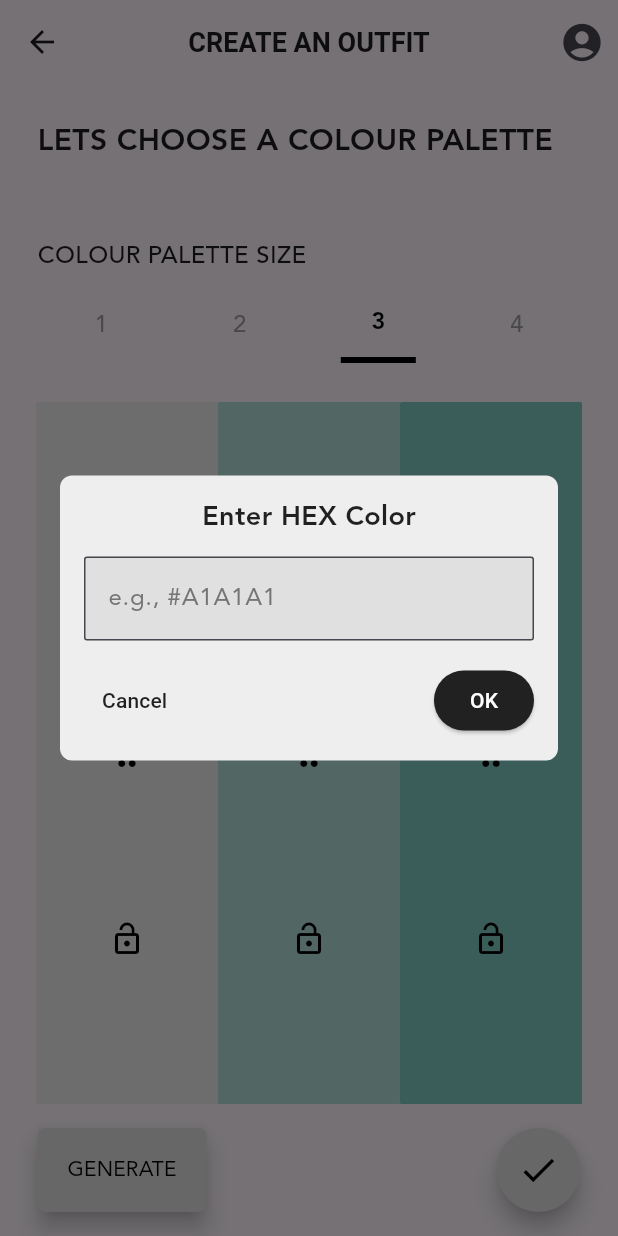
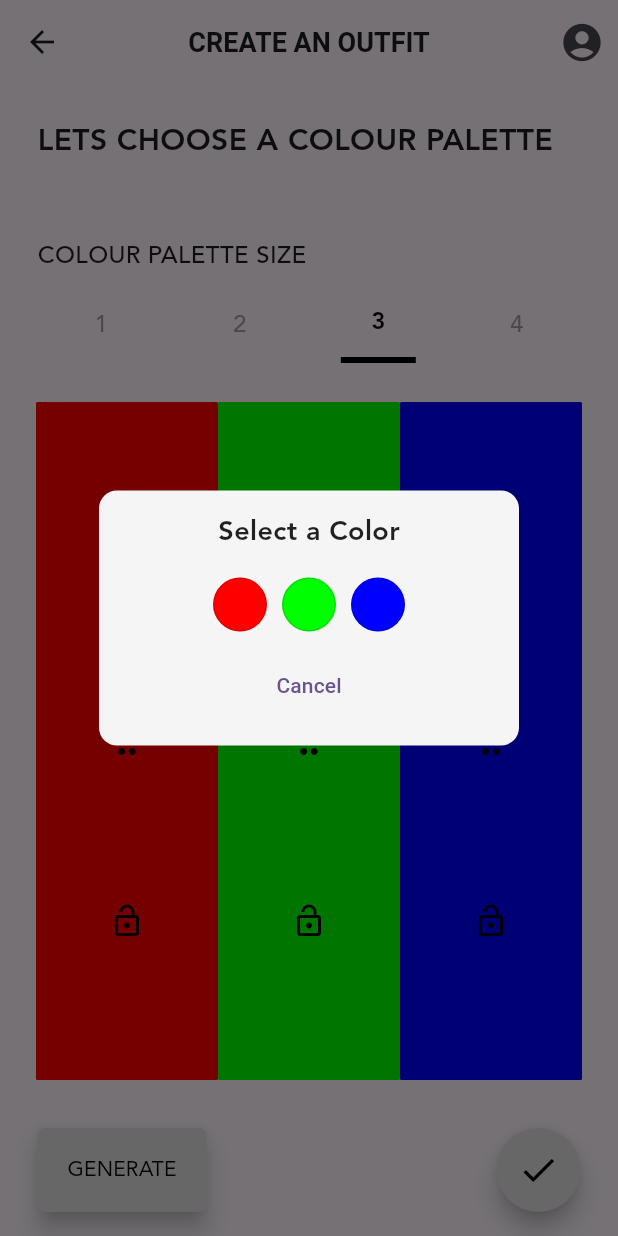
Before and after one commit to BernardMithi/Drobe, a Flutter app: the CreatePalettePage screen opened directly with empty values, after a tap on the "edit" icon, on a phone screen of 412 x 824 dp. Run offline on Flutter 3.47's test engine with Material 3 defaults, Android fonts, the phone set to English and light mode, and no system bars; our stand-ins replace flutter_colorpicker, geolocator, hive, hive_flutter, image_picker, palette_generator; accounts and stored records are empty; network calls fail; Roboto replaces fonts that are missing (Poppins).

Commit message:
Colour pallete now only generates colours in the wardrobe.

```diff
--- a/lib/Outfits/createOutfit.dart
+++ b/lib/Outfits/createOutfit.dart
@@ -10,6 +10,7 @@ import 'package:drobe/models/item.dart';
 import 'package:drobe/services/outfitStorage.dart';
 import 'package:path_provider/path_provider.dart';
 import 'package:path/path.dart' as path;
+import 'package:drobe/services/hiveServiceManager.dart';
 
 
 class CreateOutfitPage extends StatefulWidget {
@@ -618,7 +619,7 @@ class _CreateOutfitPageState extends State<CreateOutfitPage> {
   // Helper method to get items for a specific category
   Future<List<Item>> _getItemsForCategory(String category) async {
     try {
-      final itemsBox = await Hive.openBox('itemsBox');
+      final itemsBox = await HiveManager().getBox(ITEMS_BOX_NAME);
 
       // Handle singular/plural mismatches
       String categoryToMatch = category.toLowerCase();
--- a/lib/Outfits/createPalette.dart
+++ b/lib/Outfits/createPalette.dart
@@ -9,6 +9,7 @@ import 'package:drobe/Outfits/outfits.dart';
 import 'package:drobe/models/item.dart';
 import 'package:hive/hive.dart';
 import 'package:hive_flutter/hive_flutter.dart';
+import 'package:drobe/services/hiveServiceManager.dart';
 
 class CreatePalettePage extends StatefulWidget {
   final DateTime selectedDate;
@@ -47,72 +48,157 @@ class _CreatePalettePageState extends State<CreatePalettePage> {
     setState(() => _isLoading = true);
 
     try {
-      // Open the items box from Hive
-      final itemsBox = await Hive.openBox<Item>('itemsBox');
-      final items = itemsBox.values.toList();
+      // Get box reference without trying to re-open it
+      Box itemsBox;
 
-      print('Found ${items.length} items in wardrobe'); // Debug log item count
+      if (Hive.isBoxOpen('itemsBox')) {
+        print('Using existing open box');
+        itemsBox = Hive.box('itemsBox');
+      } else {
+        print('Opening box freshly');
+        itemsBox = await Hive.openBox('itemsBox');
+      }
 
-      // Map to track unique colors (using color value as key)
+      print('Box type: ${itemsBox.runtimeType}');
+      print('Box item count: ${itemsBox.length}');
+      print('Box keys: ${itemsBox.keys.toList()}');
+
+      // Debug the box contents more thoroughly
+      if (itemsBox.isEmpty) {
+        print('Box is empty. This might be the issue.');
+
+        // Check if items need to be added to the box
+        print('Have you added any items to your wardrobe yet?');
+        print('If yes, make sure they are being saved to "itemsBox"');
+      } else {
+        // Try to understand what's in the box
+        print('Box is not empty. Let\'s check what\'s inside:');
+        itemsBox.keys.forEach((key) {
+          final value = itemsBox.get(key);
+          print('Key: $key, Value type: ${value.runtimeType}');
+        });
+      }
+
+      // Get all items with proper type handling
+      List<Item> items = [];
+
+      for (var key in itemsBox.keys) {
+        try {
+          final item = itemsBox.get(key);
+          if (item != null && item is Item) {
+            items.add(item);
+            print('Added item: ${item.name}, Has colors: ${item.colors != null}');
+            if (item.colors != null) {
+              print('Colors: ${item.colors}');
+            }
+          } else if (item != null) {
+            print('Found non-Item at key $key: ${item.runtimeType}');
+            // Try to convert if it's a Map
+            if (item is Map) {
+              try {
+                // Attempt to create Item from Map
+                final convertedItem = Item(
+                  id: item['id'] as String? ?? 'unknown',
+                  imageUrl: item['imageUrl'] as String? ?? '',
+                  name: item['name'] as String? ?? 'Unknown Item',
+                  description: item['description'] as String? ?? '',
+                  colors: item['colors'] is List ? List<int>.from(item['colors']) : null,
+                  category: item['category'] as String? ?? 'uncategorized',
+                  wearCount: item['wearCount'] as int? ?? 0,
+                  inLaundry: item['inLaundry'] as bool? ?? false,
+                );
+                items.add(convertedItem);
+                print('Successfully converted map to Item: ${convertedItem.name}');
+              } catch (e) {
+                print('Failed to convert map to Item: $e');
+              }
+            }
+          }
+        } catch (e) {
+          print('Error getting item with key $key: $e');
+        }
+      }
+
+      print('Processed ${items.length} items from box');
+
+      // If we still have no items, it might be that:
+      // 1. No items have been added
+      // 2. Items are in a different box
+      // 3. The adapter is not correctly handling the data
+
+      if (items.isEmpty) {
+        // Check if any other box might contain our items
+        final boxNames = ['items', 'wardrobe', 'wardrobeItems', 'item'];
+        for (final name in boxNames) {
+          if (name != 'itemsBox' && Hive.isBoxOpen(name)) {
+            print('Checking box "$name"');
+            final altBox = Hive.box(name);
+            if (altBox.isNotEmpty) {
+              print('Found ${altBox.length} items in "$name" box');
+              // Could add logic to copy items if needed
+            }
+          }
+        }
+
+        // Let's add a test item to see if that works
+        print('Adding a test item with colors to the box');
+        final testItem = Item(
+          id: 'test-item-${DateTime.now().millisecondsSinceEpoch}',
+          imageUrl: 'https://example.com/test.jpg',
+          name: 'Test Item',
+          description: 'Test item with colors',
+          colors: [0xFF0000, 0x00FF00, 0x0000FF], // Red, Green, Blue
+          category: 'test',
+        );
+
+        await itemsBox.put(testItem.id, testItem);
+        print('Test item added. Box length now: ${itemsBox.length}');
+
+        // Add to our items list
+        items.add(testItem);
+      }
+
+      // Process colors
       final Map<int, ColorTile> colorMap = {};
 
       for (var item in items) {
-        print('Item: ${item.name}, Colors: ${item.colors}'); // Log each item and its colors
-
-        // Extract colors from item - more forgiving approach
-        if (item.colors != null) {
-          List<int> colorsList = [];
-
-          // Handle different potential formats of item.colors
-          if (item.colors is List<int>) {
-            colorsList = item.colors as List<int>;
-          } else if (item.colors is List<dynamic>) {
-            // Try to convert dynamic list to int list
-            colorsList = (item.colors as List<dynamic>)
-                .whereType<int>()
-                .toList();
-          }
-
-          print('Processed colors list: $colorsList'); // Log processed colors list
-
-          for (int colorValue in colorsList) {
-            // Ensure color value is valid (has alpha channel)
-            final adjustedColorValue = colorValue | 0xFF000000; // Ensure alpha is set
-
-            print('Adding color: 0x${adjustedColorValue.toRadixString(16)}'); // Log each color
-
-            // Add to our map if we haven't seen this color before
-            if (!colorMap.containsKey(adjustedColorValue)) {
+        if (item.colors != null && item.colors!.isNotEmpty) {
+          for (int colorValue in item.colors!) {
+            // Ensure color value has alpha
+            final colorWithAlpha = colorValue | 0xFF000000;
+            if (!colorMap.containsKey(colorWithAlpha)) {
               try {
-                final color = Color(adjustedColorValue);
-                colorMap[adjustedColorValue] = ColorTile(
-                    color: color,
+                colorMap[colorWithAlpha] = ColorTile(
+                    color: Color(colorWithAlpha),
                     itemName: item.name
                 );
+                print('Added color: 0x${colorWithAlpha.toRadixString(16)} from ${item.name}');
               } catch (e) {
-                print('Error creating color: $e');
+                print('Error creating color (${colorWithAlpha.toRadixString(16)}): $e');
               }
             }
           }
         }
       }
 
-      // Convert map values to our available colors list
       final uniqueColors = colorMap.values.toList();
-      print('Extracted ${uniqueColors.length} unique colors: $uniqueColors'); // Log unique colors
+      print('Found ${uniqueColors.length} unique colors');
 
+      if (mounted) {
         setState(() {
           _wardrobeColors = uniqueColors;
-        print('Set _wardrobeColors to ${_wardrobeColors.length} colors'); // Log after setting
-
-        // Generate initial palette from wardrobe colors
+          if (_wardrobeColors.isNotEmpty) {
             _updatePaletteWithWardrobeColors();
-
+          }
           _isLoading = false;
         });
+      }
+
     } catch (e) {
-      print('Error loading wardrobe colors: $e');
+      print('Error in _loadWardrobeColors: $e');
+      if (mounted) {
         setState(() => _isLoading = false);
+      }
     }
   }
 
@@ -245,69 +331,9 @@ class _CreatePalettePageState extends State<CreatePalettePage> {
                 ),
               ),
             ),
+            const SizedBox(height: 16),
+            // Available wardrobe colors
 
-            // Available wardrobe colors
-            if (_wardrobeColors.isNotEmpty) ...[
-              Padding(
-                padding: const EdgeInsets.symmetric(horizontal: 25),
-                child: Column(
-                  crossAxisAlignment: CrossAxisAlignment.start,
-                  children: [
-                    const Text(
-                      "AVAILABLE COLORS IN YOUR WARDROBE",
-                      style: TextStyle(
-                        fontFamily: 'Avenir',
-                        fontSize: 14,
-                        fontWeight: FontWeight.w600,
-                      ),
-                    ),
-                    const SizedBox(height: 8),
-                    SizedBox(
-                      height: 40,
-                      child: ListView.builder(
-                        scrollDirection: Axis.horizontal,
-                        itemCount: _wardrobeColors.length,
-                        itemBuilder: (context, index) {
-                          final colorTile = _wardrobeColors[index];
-                          return Padding(
-                            padding: const EdgeInsets.only(right: 8),
-                            child: GestureDetector(
-                              onTap: () {
-                                // When tapped, replace the first unlocked color in the palette
-                                for (int i = 0; i < _palette.length; i++) {
-                                  if (!_palette[i].isLocked) {
-                                    setState(() {
-                                      _palette[i] = ColorTile(
-                                          color: colorTile.color,
-                                          itemName: colorTile.itemName
-                                      );
-                                    });
-                                    break;
-                                  }
-                                }
-                              },
-                              child: Tooltip(
-                                message: colorTile.itemName ?? "Wardrobe color",
-                                child: Container(
-                                  width: 30,
-                                  height: 30,
-                                  decoration: BoxDecoration(
-                                    color: colorTile.color,
-                                    shape: BoxShape.circle,
-                                    border: Border.all(color: Colors.black12),
-                                  ),
-                                ),
-                              ),
-                            ),
-                          );
-                        },
-                      ),
-                    ),
-                  ],
-                ),
-              ),
-              const SizedBox(height: 16),
-            ],
 
             /// **Bottom Buttons**
             Padding(
@@ -392,7 +418,7 @@ class _CreatePalettePageState extends State<CreatePalettePage> {
       index: i,
       child: Container(
         width: (MediaQuery.of(context).size.width - 48) / _paletteSize,
-        height: 320,
+        height: 240,
         decoration: BoxDecoration(
           color: tile.color,
           borderRadius: BorderRadius.circular(1),
@@ -422,21 +448,6 @@ class _CreatePalettePageState extends State<CreatePalettePage> {
               },
             ),
 
-            // Show item source if available
-            if (tile.itemName != null)
-              Padding(
-                padding: const EdgeInsets.symmetric(horizontal: 4),
-                child: Text(
-                  tile.itemName!,
-                  style: const TextStyle(
-                    color: Colors.black54,
-                    fontSize: 10,
-                    fontWeight: FontWeight.bold,
-                  ),
-                  maxLines: 1,
-                  overflow: TextOverflow.ellipsis,
-                ),
-              ),
           ],
         ),
       ),
@@ -445,21 +456,18 @@ class _CreatePalettePageState extends State<CreatePalettePage> {
 
   /// **Edit Color Method**
   Future<void> _editColor(int i) async {
-    TextEditingController colorController = TextEditingController();
-
     await showDialog(
       context: context,
       builder: (context) => Dialog(
-        shape: RoundedRectangleBorder(borderRadius: BorderRadius.circular(8)),
-        backgroundColor: Colors.grey[200],
+        shape: RoundedRectangleBorder(borderRadius: BorderRadius.circular(12)),
+        backgroundColor: Colors.grey[100],
         child: Padding(
           padding: const EdgeInsets.all(16),
           child: Column(
             mainAxisSize: MainAxisSize.min,
             children: [
-              /// **Dialog Title**
               const Text(
-                "Enter HEX Color",
+                "Select a Color",
                 style: TextStyle(
                   fontFamily: 'Avenir',
                   fontSize: 18,
@@ -467,116 +475,40 @@ class _CreatePalettePageState extends State<CreatePalettePage> {
                   color: Colors.black87,
                 ),
               ),
-              const SizedBox(height: 12),
-
-              /// **HEX Input Field**
-              TextField(
-                controller: colorController,
-                style: const TextStyle(fontFamily: 'Avenir', color: Colors.black),
-                decoration: InputDecoration(
-                  hintText: "e.g., #A1A1A1",
-                  hintStyle: TextStyle(fontFamily: 'Avenir', color: Colors.grey[600]),
-                  filled: true,
-                  fillColor: Colors.grey[300],
-                  border: OutlineInputBorder(
-                    borderRadius: BorderRadius.circular(2),
-                    borderSide: BorderSide(color: Colors.grey[500]!),
-                  ),
-                  focusedBorder: OutlineInputBorder(
-                    borderSide: BorderSide(color: Colors.grey[700]!),
+              const SizedBox(height: 16),
+              Wrap(
+                spacing: 10,
+                runSpacing: 10,
+                children: _wardrobeColors.map((colorTile) {
+                  return GestureDetector(
+                    onTap: () {
+                      setState(() {
+                        _palette[i] = ColorTile(
+                          color: colorTile.color,
+                          isLocked: _palette[i].isLocked,
+                          itemName: colorTile.itemName,
+                        );
+                      });
+                      Navigator.pop(context);
+                    },
+                    child: Container(
+                      width: 36,
+                      height: 36,
+                      decoration: BoxDecoration(
+                        color: colorTile.color,
+                        shape: BoxShape.circle,
+                        border: Border.all(
+                          color: Colors.black12,
                         ),
                       ),
                     ),
-              const SizedBox(height: 16),
-
-              /// **Dialog Buttons**
-              Row(
-                mainAxisAlignment: MainAxisAlignment.spaceBetween,
-                children: [
-                  /// **Cancel Button**
+                  );
+                }).toList(),
+              ),
+              const SizedBox(height: 12),
               TextButton(
-                    style: TextButton.styleFrom(
-                      foregroundColor: Colors.black87,
-                    ),
                 onPressed: () => Navigator.pop(context),
                 child: const Text("Cancel"),
-                  ),
-
-                  /// **Confirm Button**
-                  ElevatedButton(
-                    style: ElevatedButton.styleFrom(
-                      backgroundColor: Colors.grey[900],
-                      foregroundColor: Colors.white,
-                    ),
-                    onPressed: () {
-                      String hexColor = colorController.text.trim();
-
-                      // If it doesn't start with #, add it
-                      if (!hexColor.startsWith('#') && hexColor.length == 6) {
-                        hexColor = "#$hexColor";
-                      }
-
-                      // Convert hex to Color if valid
-                      Color? newColor;
-                      try {
-                        // Remove # and parse
-                        if (hexColor.startsWith('#') && hexColor.length == 7) {
-                          final hexValue = int.parse('FF${hexColor.substring(1)}', radix: 16);
-                          newColor = Color(hexValue);
-                        }
-                      } catch (e) {
-                        print('Invalid hex color: $e');
-                      }
-
-                      if (newColor != null) {
-                        // Check if this color exists in the wardrobe
-                        bool colorInWardrobe = false;
-                        for (var wardrobeColor in _wardrobeColors) {
-                          // Allow some flexibility in color matching
-                          // Check if the colors are similar enough
-                          if (_colorsAreSimilar(wardrobeColor.color, newColor)) {
-                            colorInWardrobe = true;
-                            break;
-                          }
-                        }
-
-                        if (!colorInWardrobe) {
-                          // Show warning but still allow using the color
-                          ScaffoldMessenger.of(context).showSnackBar(
-                            const SnackBar(
-                              content: Text(
-                                  "Warning: This color doesn't exist in your wardrobe. "
-                                      "You might not have matching items."
-                              ),
-                              duration: Duration(seconds: 3),
-                              backgroundColor: Colors.orange,
-                            ),
-                          );
-                        }
-
-                        // Update the color and close dialog
-                        setState(() {
-                          _palette[i] = ColorTile(
-                            color: newColor!,
-                            isLocked: _palette[i].isLocked,
-                            // Clear the item name since this is a custom color
-                            itemName: colorInWardrobe ? null : "Custom color",
-                          );
-                        });
-                        Navigator.pop(context);
-                      } else {
-                        // Show error for invalid hex
-                        ScaffoldMessenger.of(context).showSnackBar(
-                          const SnackBar(
-                            content: Text("Invalid HEX color format. Use format #RRGGBB."),
-                            backgroundColor: Colors.red,
-                          ),
-                        );
-                      }
-                    },
-                    child: const Text("OK"),
-                  ),
-                ],
               ),
             ],
           ),
@@ -635,9 +567,10 @@ class _CreatePalettePageState extends State<CreatePalettePage> {
 
 Future<void> _checkItemsExistence() async {
   try {
-    final itemsBox = await Hive.openBox<Item>('items');
+    final itemsBox = await HiveManager().getBox(ITEMS_BOX_NAME);
     print('Items box exists: ${itemsBox != null}');
     print('Items count: ${itemsBox.length}');
+
 
     // List all keys in the box
     print('Item keys: ${itemsBox.keys.toList()}');
```
Also changed, not shown: lib/Wardrobe/wardrobeCategory.dart (+65 -19 lines), lib/home.dart (+11 -2 lines). Lines whose indentation alone changed are shown as unchanged.
